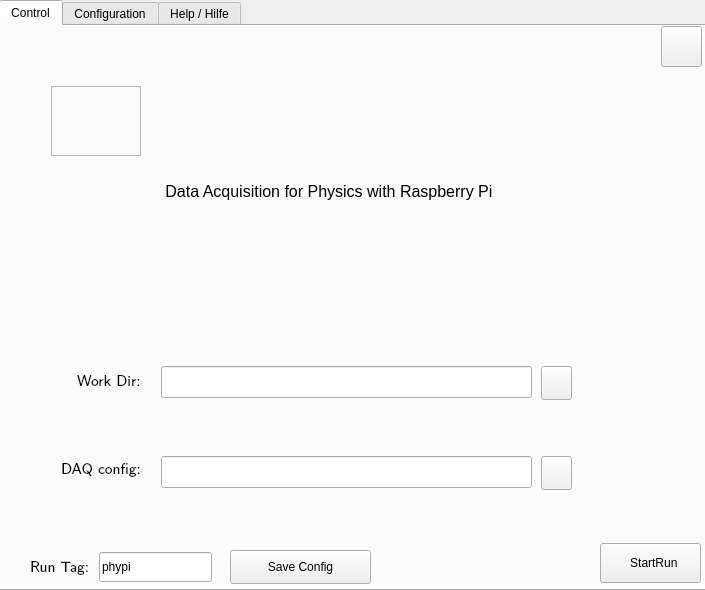
This is phypi.ui in GuenterQuast/PhyPiDAQ as Qt 5 draws it before an edit. The edited form follows.
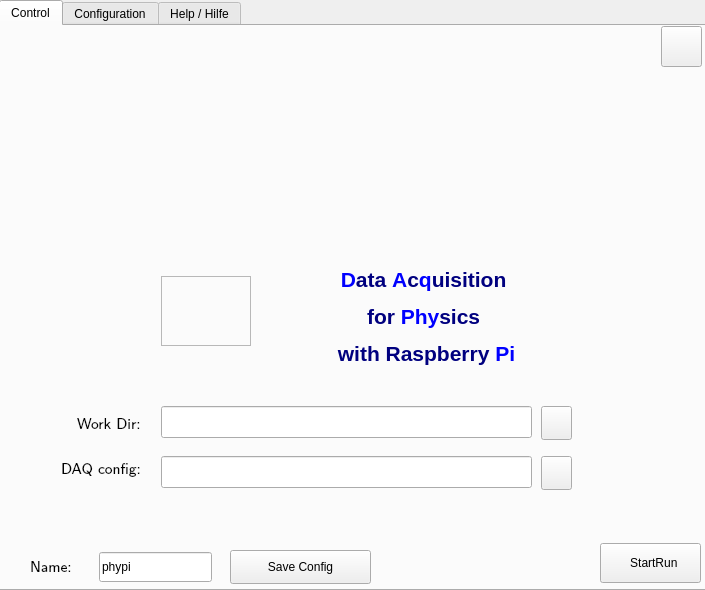
This is the edited form. Icons and pictures are not drawn.

Commit message: nicer graphics for GUI

The edit to the form file:
```diff
--- a/phypi.ui
+++ b/phypi.ui
@@ -57,8 +57,8 @@
      <widget class="QLabel" name="label_Picture">
       <property name="geometry">
        <rect>
-        <x>50</x>
-        <y>60</y>
+        <x>160</x>
+        <y>250</y>
         <width>90</width>
         <height>70</height>
        </rect>
@@ -85,10 +85,10 @@
      <widget class="QLabel" name="label_caption">
       <property name="geometry">
        <rect>
-        <x>160</x>
-        <y>150</y>
-        <width>431</width>
-        <height>30</height>
+        <x>230</x>
+        <y>220</y>
+        <width>391</width>
+        <height>141</height>
        </rect>
       </property>
       <property name="font">
@@ -97,7 +97,7 @@
        </font>
       </property>
       <property name="text">
-       <string> Data Acquisition for Physics with Raspberry Pi  </string>
+       <string>&lt;html&gt;&lt;head/&gt;&lt;body&gt;&lt;p align=&quot;center&quot;&gt;&lt;span style=&quot; font-size:16pt; font-weight:600; color:#0000ff;&quot;&gt;D&lt;/span&gt;&lt;span style=&quot; font-size:16pt; font-weight:600; color:#00007f;&quot;&gt;ata &lt;/span&gt;&lt;span style=&quot; font-size:16pt; font-weight:600; color:#0000ff;&quot;&gt;A&lt;/span&gt;&lt;span style=&quot; font-size:16pt; font-weight:600; color:#00007f;&quot;&gt;c&lt;/span&gt;&lt;span style=&quot; font-size:16pt; font-weight:600; color:#0000ff;&quot;&gt;q&lt;/span&gt;&lt;span style=&quot; font-size:16pt; font-weight:600; color:#00007f;&quot;&gt;uisition &lt;/span&gt;&lt;/p&gt;&lt;p align=&quot;center&quot;&gt;&lt;span style=&quot; font-size:16pt; font-weight:600; color:#00007f;&quot;&gt;for &lt;/span&gt;&lt;span style=&quot; font-size:16pt; font-weight:600; color:#0000ff;&quot;&gt;Phy&lt;/span&gt;&lt;span style=&quot; font-size:16pt; font-weight:600; color:#00007f;&quot;&gt;sics &lt;/span&gt;&lt;/p&gt;&lt;p align=&quot;center&quot;&gt;&lt;span style=&quot; font-size:16pt; font-weight:600; color:#00007f;&quot;&gt;with Raspberry &lt;/span&gt;&lt;span style=&quot; font-size:16pt; font-weight:600; color:#0000ff;&quot;&gt;Pi&lt;/span&gt;&lt;span style=&quot; font-size:16pt; font-weight:600; color:#00007f;&quot;/&gt;&lt;/p&gt;&lt;/body&gt;&lt;/html&gt;</string>
       </property>
      </widget>
      <widget class="QLabel" name="label_DAQconfig">
@@ -226,7 +226,7 @@
       <property name="geometry">
        <rect>
         <x>160</x>
-        <y>340</y>
+        <y>380</y>
         <width>371</width>
         <height>32</height>
        </rect>
@@ -239,7 +239,7 @@
       <property name="geometry">
        <rect>
         <x>76</x>
-        <y>343</y>
+        <y>386</y>
         <width>81</width>
         <height>20</height>
        </rect>
@@ -258,7 +258,7 @@
       <property name="geometry">
        <rect>
         <x>540</x>
-        <y>340</y>
+        <y>380</y>
         <width>31</width>
         <height>34</height>
        </rect>
@@ -274,6 +274,50 @@
         <normaloff>images/open-folder.jpg</normaloff>images/open-folder.jpg</iconset>
       </property>
      </widget>
+     <widget class="QLabel" name="label_2">
+      <property name="geometry">
+       <rect>
+        <x>120</x>
+        <y>50</y>
+        <width>471</width>
+        <height>81</height>
+       </rect>
+      </property>
+      <property name="text">
+       <string/>
+      </property>
+     </widget>
+     <widget class="QLabel" name="label_diagram">
+      <property name="enabled">
+       <bool>true</bool>
+      </property>
+      <property name="geometry">
+       <rect>
+        <x>70</x>
+        <y>0</y>
+        <width>551</width>
+        <height>201</height>
+       </rect>
+      </property>
+      <property name="text">
+       <string/>
+      </property>
+      <property name="pixmap">
+       <pixmap>images/PhyPiDAQdiagram.png</pixmap>
+      </property>
+     </widget>
+     <zorder>label_Picture</zorder>
+     <zorder>label_caption</zorder>
+     <zorder>label_DAQconfig</zorder>
+     <zorder>lE_DAQConfFile</zorder>
+     <zorder>pB_StartRun</zorder>
+     <zorder>pB_FileSelect</zorder>
+     <zorder>lE_WorkDir</zorder>
+     <zorder>label_WorkDir</zorder>
+     <zorder>pB_WDselect</zorder>
+     <zorder>label_2</zorder>
+     <zorder>label_diagram</zorder>
+     <zorder>pB_abort</zorder>
     </widget>
     <widget class="QWidget" name="Tab_Config">
      <property name="toolTip">
@@ -593,7 +637,7 @@
      <string>&lt;html&gt;&lt;head/&gt;&lt;body&gt;&lt;p&gt;common name&lt;/p&gt;&lt;/body&gt;&lt;/html&gt;</string>
     </property>
     <property name="text">
-     <string>Run Tag:</string>
+     <string>Name:</string>
     </property>
     <property name="textFormat">
      <enum>Qt::PlainText</enum>
```
Left out of the diff: 4 changed lines with no effect on the pictures. The commit also changes 2 other files.
